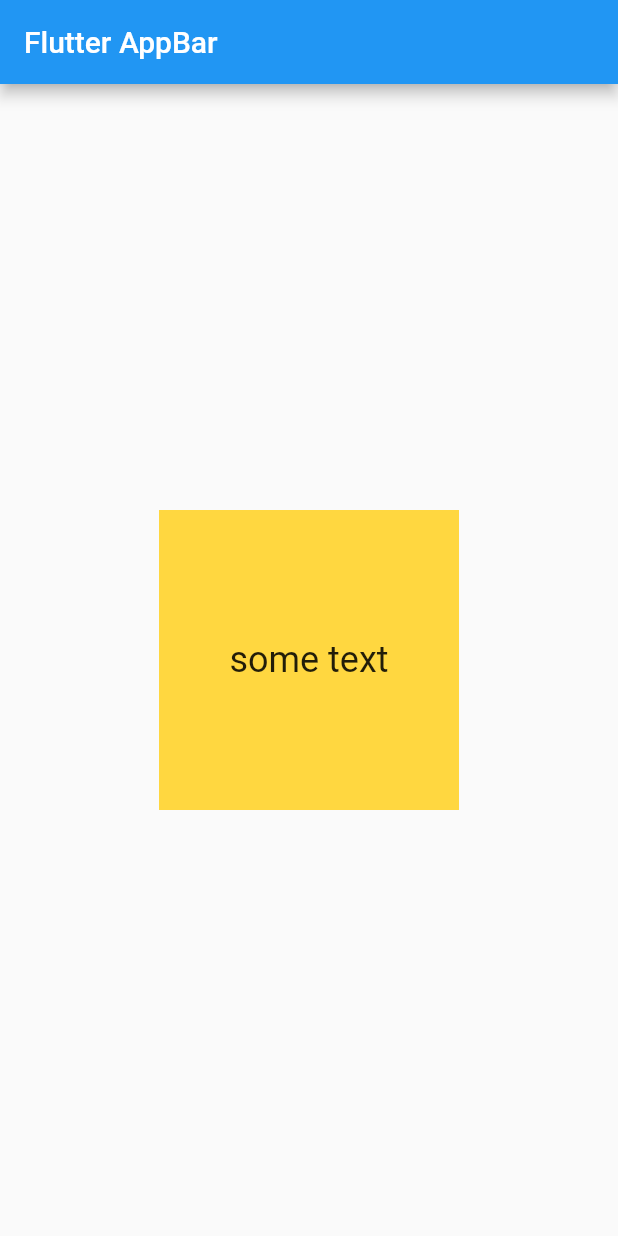
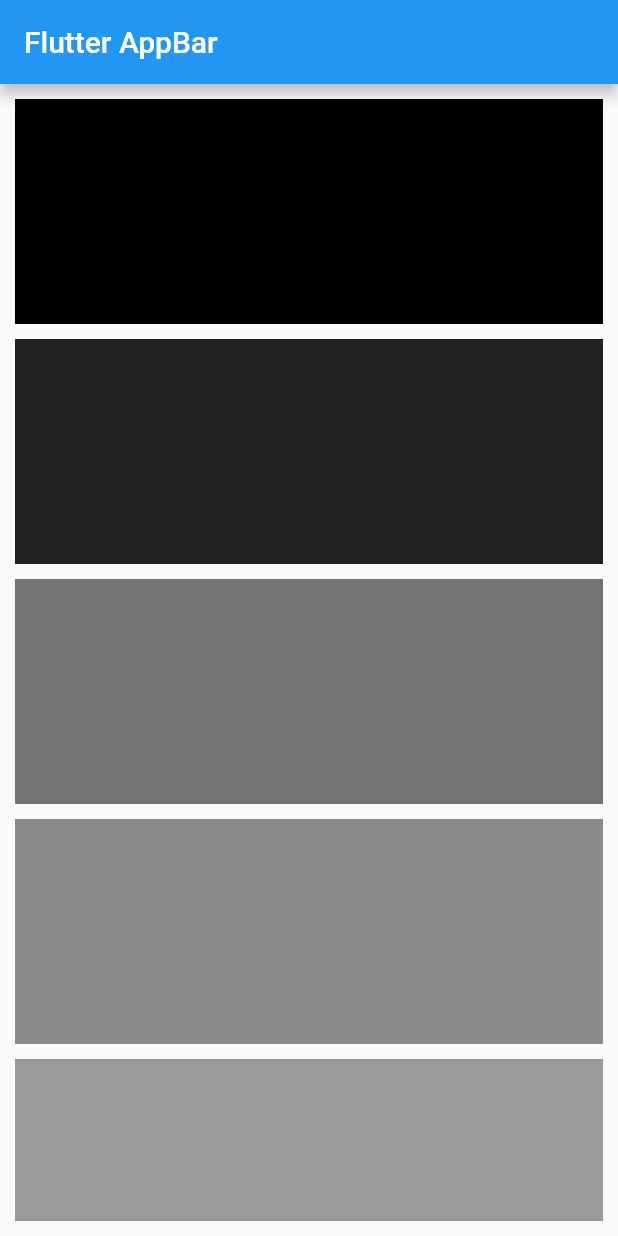
Before and after one commit to mistersakil/flutter-practice, a Flutter app: the screen it shows after launch, on a phone screen of 412 x 824 dp. Run offline on Flutter 3.47's test engine with Material 2 defaults, Android fonts, the phone set to English and light mode, and no system bars.

Commit message:
EdgeInsets Row Column Padding SingleChildScrollView widgets practice

```diff
--- a/lib/main.dart
+++ b/lib/main.dart
@@ -35,40 +35,83 @@ class _MyHomePageState extends State<MyHomePage> {
         appBar: AppBar(
           title: const Text('Flutter AppBar'),
         ),
-        body: Center(
-          child: InkWell(
-            onTap: (){
-              print('container box tapped');
-            },
-            onDoubleTap: (){
-              print('container box double tapped');
-            },
-            onLongPress: (){
-              print('container box long tapped');
-            },
-            child: Container(
-              width: 200,
-              height: 200,
-              color: Colors.amberAccent,
-              child: Center(
-                child: InkWell(
-                  onTap: (){
-                    print('text widget tapped inside a container');
-                  },
-                    onDoubleTap: (){
-                      print('text widget double tapped inside a container');
-                    },
-                    onLongPress: (){
-                      print('text widget long pressed inside a container');
-                    },
-                    child: const Text(
-                  "some text",
-                  style: TextStyle(fontSize: 24),
-                )),
-              ),
+        body: Padding(
+          padding: const EdgeInsets.all(10.0),
+          child: SingleChildScrollView(
+            child: Column(
+              children: [
+                Container(
+                  margin: const EdgeInsets.only(bottom: 10.0),
+                  height: 150,
+                  color: Colors.black,
+                ),
+                Container(
+                  margin: const EdgeInsets.only(bottom: 10.0),
+                  height: 150,
+                  color: Colors.black87,
+                ),
+                Container(
+                  margin: const EdgeInsets.only(bottom: 10.0),
+                  height: 150,
+                  color: Colors.black54,
+                ),
+                Container(
+                  margin: const EdgeInsets.only(bottom: 10.0),
+                  height: 150,
+                  color: Colors.black45,
+                ),
+                Container(
+                  margin: const EdgeInsets.only(bottom: 10.0),
+                  height: 150,
+                  color: Colors.black38,
+                ),
+                Container(
+                  margin: const EdgeInsets.only(bottom: 10.0),
+                  height: 150,
+                  color: Colors.black26,
+                ),
+              ],
             ),
           ),
         ));
+    // return Scaffold(
+    //     appBar: AppBar(
+    //       title: const Text('Flutter AppBar'),
+    //     ),
+    //     body: Center(
+    //       child: InkWell(
+    //         onTap: (){
+    //           print('container box tapped');
+    //         },
+    //         onDoubleTap: (){
+    //           print('container box double tapped');
+    //         },
+    //         onLongPress: (){
+    //           print('container box long tapped');
+    //         },
+    //         child: Container(
+    //           width: 200,
+    //           height: 200,
+    //           color: Colors.amberAccent,
+    //           child: Center(
+    //             child: InkWell(
+    //               onTap: (){
+    //                 print('text widget tapped inside a container');
+    //               },
+    //                 onDoubleTap: (){
+    //                   print('text widget double tapped inside a container');
+    //                 },
+    //                 onLongPress: (){
+    //                   print('text widget long pressed inside a container');
+    //                 },
+    //                 child: const Text(
+    //               "some text",
+    //               style: TextStyle(fontSize: 24),
+    //             )),
+    //           ),
+    //         ),
+    //       ),
+    //     ));
     // return Scaffold(
     //     appBar: AppBar(
     //       title: const Text('Flutter AppBar'),
```
